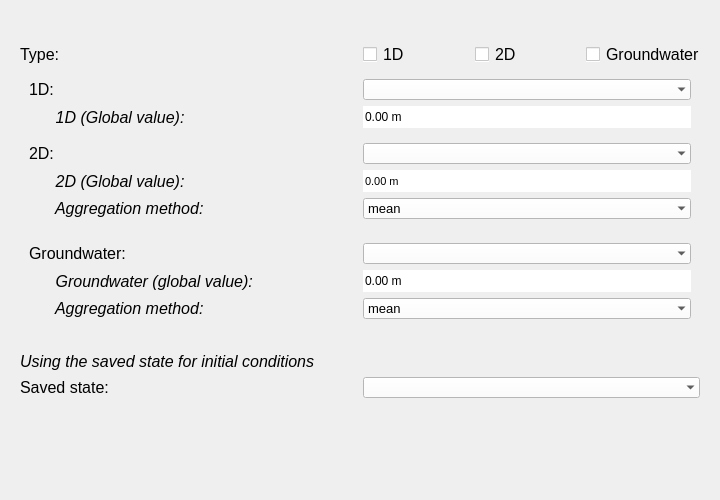
The window that threedi_api_qgis_client/ui/page_initial_conditions.ui (nens/threedi-api-qgis-client) describes before a commit, drawn with Qt 5.
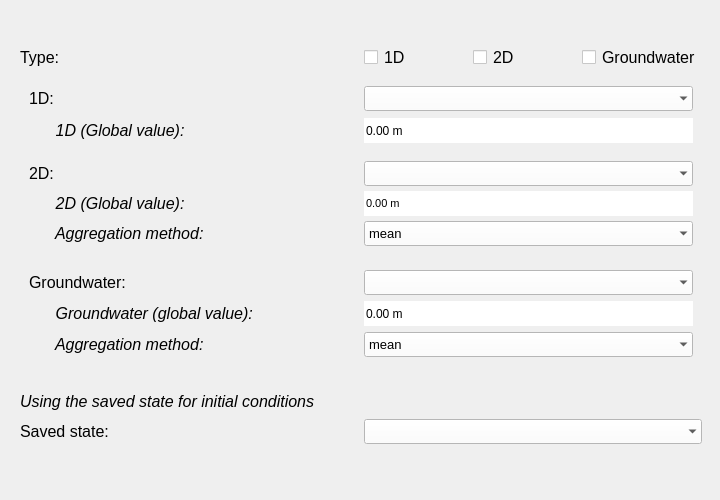
The same window after the commit.

What changed in the file:
```diff
--- a/threedi_api_qgis_client/ui/page_initial_conditions.ui
+++ b/threedi_api_qgis_client/ui/page_initial_conditions.ui
@@ -100,9 +100,21 @@
    </item>
    <item row="2" column="0" colspan="3">
     <widget class="QWidget" name="default_init_widget" native="true">
+     <property name="minimumSize">
+      <size>
+       <width>700</width>
+       <height>0</height>
+      </size>
+     </property>
      <layout class="QGridLayout" name="gridLayout_4">
       <item row="0" column="0">
        <widget class="QLabel" name="label">
+        <property name="minimumSize">
+         <size>
+          <width>300</width>
+          <height>0</height>
+         </size>
+        </property>
         <property name="font">
          <font>
           <family>Segoe UI</family>
@@ -121,10 +133,16 @@
         </property>
         <item>
          <widget class="QCheckBox" name="cb_1d">
+          <property name="minimumSize">
+           <size>
+            <width>14</width>
+            <height>14</height>
+           </size>
+          </property>
           <property name="maximumSize">
            <size>
             <width>14</width>
-            <height>16777215</height>
+            <height>14</height>
            </size>
           </property>
           <property name="font">
@@ -152,6 +170,18 @@
         </item>
         <item>
          <widget class="QLabel" name="label_4">
+          <property name="minimumSize">
+           <size>
+            <width>50</width>
+            <height>25</height>
+           </size>
+          </property>
+          <property name="maximumSize">
+           <size>
+            <width>16777215</width>
+            <height>25</height>
+           </size>
+          </property>
           <property name="font">
            <font>
             <pointsize>12</pointsize>
@@ -164,10 +194,16 @@
         </item>
         <item>
          <widget class="QCheckBox" name="cb_2d">
+          <property name="minimumSize">
+           <size>
+            <width>14</width>
+            <height>14</height>
+           </size>
+          </property>
           <property name="maximumSize">
            <size>
             <width>14</width>
-            <height>16777215</height>
+            <height>14</height>
            </size>
           </property>
           <property name="font">
@@ -189,6 +225,18 @@
         </item>
         <item>
          <widget class="QLabel" name="label_6">
+          <property name="minimumSize">
+           <size>
+            <width>50</width>
+            <height>25</height>
+           </size>
+          </property>
+          <property name="maximumSize">
+           <size>
+            <width>16777215</width>
+            <height>25</height>
+           </size>
+          </property>
           <property name="font">
            <font>
             <pointsize>12</pointsize>
@@ -201,10 +249,16 @@
         </item>
         <item>
          <widget class="QCheckBox" name="cb_groundwater">
+          <property name="minimumSize">
+           <size>
+            <width>14</width>
+            <height>14</height>
+           </size>
+          </property>
           <property name="maximumSize">
            <size>
             <width>14</width>
-            <height>16777215</height>
+            <height>14</height>
            </size>
           </property>
           <property name="font">
@@ -226,6 +280,18 @@
         </item>
         <item>
          <widget class="QLabel" name="label_9">
+          <property name="minimumSize">
+           <size>
+            <width>100</width>
+            <height>25</height>
+           </size>
+          </property>
+          <property name="maximumSize">
+           <size>
+            <width>16777215</width>
+            <height>25</height>
+           </size>
+          </property>
           <property name="font">
            <font>
             <pointsize>12</pointsize>
@@ -240,6 +306,12 @@
       </item>
       <item row="1" column="0" colspan="2">
        <widget class="QWidget" name="d1_widget" native="true">
+        <property name="minimumSize">
+         <size>
+          <width>680</width>
+          <height>70</height>
+         </size>
+        </property>
         <property name="baseSize">
          <size>
           <width>0</width>
@@ -252,6 +324,18 @@
          </property>
          <item row="0" column="2">
           <widget class="QComboBox" name="dd_1d">
+           <property name="minimumSize">
+            <size>
+             <width>300</width>
+             <height>25</height>
+            </size>
+           </property>
+           <property name="maximumSize">
+            <size>
+             <width>16777215</width>
+             <height>25</height>
+            </size>
+           </property>
            <property name="font">
             <font>
              <family>Segoe UI</family>
@@ -268,6 +352,18 @@
          </item>
          <item row="0" column="1">
           <widget class="QLabel" name="label_2">
+           <property name="minimumSize">
+            <size>
+             <width>300</width>
+             <height>25</height>
+            </size>
+           </property>
+           <property name="maximumSize">
+            <size>
+             <width>16777215</width>
+             <height>25</height>
+            </size>
+           </property>
            <property name="font">
             <font>
              <family>Segoe UI</family>
@@ -281,6 +377,18 @@
          </item>
          <item row="1" column="2">
           <widget class="QDoubleSpinBox" name="sp_1d_global_value">
+           <property name="minimumSize">
+            <size>
+             <width>300</width>
+             <height>25</height>
+            </size>
+           </property>
+           <property name="maximumSize">
+            <size>
+             <width>16777215</width>
+             <height>25</height>
+            </size>
+           </property>
            <property name="font">
             <font/>
            </property>
@@ -312,6 +420,18 @@
          </item>
          <item row="1" column="1">
           <widget class="QLabel" name="label_1d_gv">
+           <property name="minimumSize">
+            <size>
+             <width>300</width>
+             <height>25</height>
+            </size>
+           </property>
+           <property name="maximumSize">
+            <size>
+             <width>16777215</width>
+             <height>25</height>
+            </size>
+           </property>
            <property name="font">
             <font>
              <family>Segoe UI</family>
@@ -332,6 +452,12 @@
       </item>
       <item row="2" column="0" colspan="2">
        <widget class="QWidget" name="d2_widget" native="true">
+        <property name="minimumSize">
+         <size>
+          <width>680</width>
+          <height>100</height>
+         </size>
+        </property>
         <property name="font">
          <font>
           <family>Segoe UI</family>
@@ -341,6 +467,18 @@
         <layout class="QGridLayout" name="gridLayout_2">
          <item row="2" column="0">
           <widget class="QLabel" name="label_2d_gv">
+           <property name="minimumSize">
+            <size>
+             <width>300</width>
+             <height>25</height>
+            </size>
+           </property>
+           <property name="maximumSize">
+            <size>
+             <width>16777215</width>
+             <height>25</height>
+            </size>
+           </property>
            <property name="font">
             <font>
              <family>Segoe UI</family>
@@ -361,6 +499,18 @@
              <verstretch>0</verstretch>
             </sizepolicy>
            </property>
+           <property name="minimumSize">
+            <size>
+             <width>300</width>
+             <height>25</height>
+            </size>
+           </property>
+           <property name="maximumSize">
+            <size>
+             <width>16777215</width>
+             <height>25</height>
+            </size>
+           </property>
            <property name="font">
             <font>
              <family>Segoe UI</family>
@@ -377,6 +527,12 @@
          </item>
          <item row="3" column="0">
           <widget class="QLabel" name="label_2d_am">
+           <property name="minimumSize">
+            <size>
+             <width>300</width>
+             <height>0</height>
+            </size>
+           </property>
            <property name="font">
             <font>
              <italic>true</italic>
@@ -389,6 +545,18 @@
          </item>
          <item row="2" column="2">
           <widget class="QDoubleSpinBox" name="sp_2d_global_value">
+           <property name="minimumSize">
+            <size>
+             <width>300</width>
+             <height>25</height>
+            </size>
+           </property>
+           <property name="maximumSize">
+            <size>
+             <width>16777215</width>
+             <height>25</height>
+            </size>
+           </property>
            <property name="font">
             <font>
              <family>Segoe UI</family>
@@ -420,6 +588,18 @@
          </item>
          <item row="1" column="0">
           <widget class="QLabel" name="label_3">
+           <property name="minimumSize">
+            <size>
+             <width>300</width>
+             <height>25</height>
+            </size>
+           </property>
+           <property name="maximumSize">
+            <size>
+             <width>16777215</width>
+             <height>25</height>
+            </size>
+           </property>
            <property name="font">
             <font>
              <family>Segoe UI</family>
@@ -433,6 +613,18 @@
          </item>
          <item row="3" column="2">
           <widget class="QComboBox" name="cb_2d_aggregation">
+           <property name="minimumSize">
+            <size>
+             <width>300</width>
+             <height>25</height>
+            </size>
+           </property>
+           <property name="maximumSize">
+            <size>
+             <width>16777215</width>
+             <height>25</height>
+            </size>
+           </property>
            <property name="font">
             <font>
              <family>Segoe UI</family>
@@ -467,9 +659,27 @@
       </item>
       <item row="3" column="0" colspan="2">
        <widget class="QWidget" name="groundwater_widget" native="true">
+        <property name="minimumSize">
+         <size>
+          <width>680</width>
+          <height>100</height>
+         </size>
+        </property>
         <layout class="QGridLayout" name="gridLayout_3">
          <item row="0" column="0">
           <widget class="QLabel" name="label_5">
+           <property name="minimumSize">
+            <size>
+             <width>300</width>
+             <height>25</height>
+            </size>
+           </property>
+           <property name="maximumSize">
+            <size>
+             <width>16777215</width>
+             <height>25</height>
+            </size>
+           </property>
            <property name="font">
             <font>
              <family>Segoe UI</family>
@@ -483,6 +693,18 @@
          </item>
          <item row="1" column="2">
           <widget class="QDoubleSpinBox" name="sp_gwater_global_value">
+           <property name="minimumSize">
+            <size>
+             <width>300</width>
+             <height>25</height>
+            </size>
+           </property>
+           <property name="maximumSize">
+            <size>
+             <width>16777215</width>
+             <height>25</height>
+            </size>
+           </property>
            <property name="styleSheet">
             <string notr="true">QDoubleSpinBox {background-color:white; selection-background-color: lightgray;}</string>
            </property>
@@ -508,6 +730,18 @@
          </item>
          <item row="1" column="0">
           <widget class="QLabel" name="label_gw_gv">
+           <property name="minimumSize">
+            <size>
+             <width>300</width>
+             <height>25</height>
+            </size>
+           </property>
+           <property name="maximumSize">
+            <size>
+             <width>16777215</width>
+             <height>25</height>
+            </size>
+           </property>
            <property name="font">
             <font>
              <family>Segoe UI</family>
@@ -522,6 +756,18 @@
          </item>
          <item row="0" column="2">
           <widget class="QComboBox" name="dd_groundwater">
+           <property name="minimumSize">
+            <size>
+             <width>300</width>
+             <height>25</height>
+            </size>
+           </property>
+           <property name="maximumSize">
+            <size>
+             <width>16777215</width>
+             <height>25</height>
+            </size>
+           </property>
            <property name="font">
             <font>
              <family>Segoe UI</family>
@@ -538,6 +784,18 @@
          </item>
          <item row="2" column="2">
           <widget class="QComboBox" name="cb_gwater_aggregation">
+           <property name="minimumSize">
+            <size>
+             <width>300</width>
+             <height>25</height>
+            </size>
+           </property>
+           <property name="maximumSize">
+            <size>
+             <width>16777215</width>
+             <height>25</height>
+            </size>
+           </property>
            <property name="font">
             <font>
              <family>Segoe UI</family>
@@ -569,6 +827,18 @@
          </item>
          <item row="2" column="0">
           <widget class="QLabel" name="label_gwater_am">
+           <property name="minimumSize">
+            <size>
+             <width>300</width>
+             <height>25</height>
+            </size>
+           </property>
+           <property name="maximumSize">
+            <size>
+             <width>16777215</width>
+             <height>25</height>
+            </size>
+           </property>
            <property name="font">
             <font>
              <pointsize>12</pointsize>
@@ -588,9 +858,27 @@
    </item>
    <item row="3" column="0" colspan="3">
     <widget class="QWidget" name="load_conditions_widget" native="true">
+     <property name="minimumSize">
+      <size>
+       <width>700</width>
+       <height>70</height>
+      </size>
+     </property>
      <layout class="QGridLayout" name="gridLayout_5">
       <item row="1" column="0">
        <widget class="QLabel" name="label_8">
+        <property name="minimumSize">
+         <size>
+          <width>300</width>
+          <height>25</height>
+         </size>
+        </property>
+        <property name="maximumSize">
+         <size>
+          <width>16777215</width>
+          <height>25</height>
+         </size>
+        </property>
         <property name="font">
          <font>
           <family>Segoe UI</family>
@@ -604,6 +892,18 @@
       </item>
       <item row="1" column="1">
        <widget class="QComboBox" name="cb_saved_states">
+        <property name="minimumSize">
+         <size>
+          <width>300</width>
+          <height>25</height>
+         </size>
+        </property>
+        <property name="maximumSize">
+         <size>
+          <width>16777215</width>
+          <height>25</height>
+         </size>
+        </property>
         <property name="font">
          <font>
           <family>Segoe UI</family>
@@ -620,6 +920,18 @@
       </item>
       <item row="0" column="0">
        <widget class="QLabel" name="label_7">
+        <property name="minimumSize">
+         <size>
+          <width>300</width>
+          <height>25</height>
+         </size>
+        </property>
+        <property name="maximumSize">
+         <size>
+          <width>16777215</width>
+          <height>25</height>
+         </size>
+        </property>
         <property name="font">
          <font>
           <family>Segoe UI</family>
```
